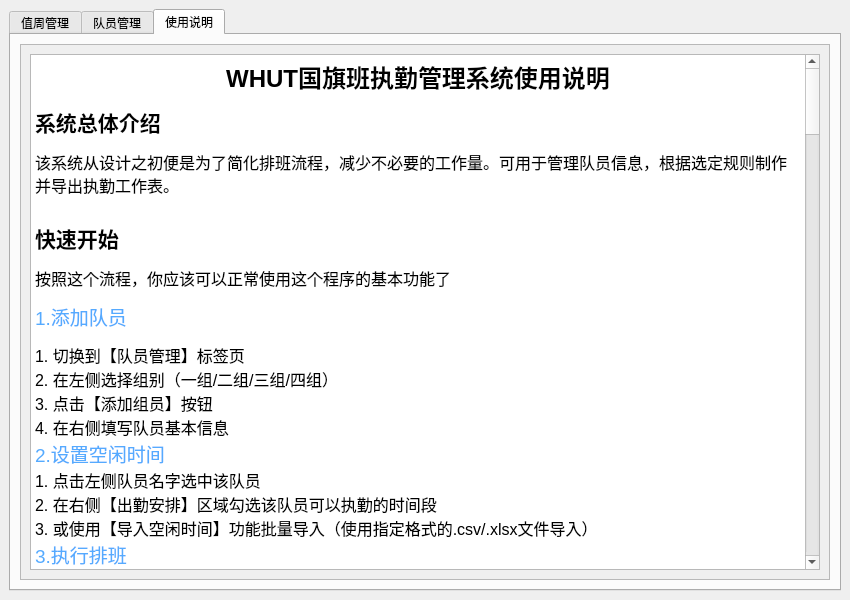
First picture: the form in systemwindow.ui, repository FY-ming/WHUT-workSystem-window-version, before the edit.
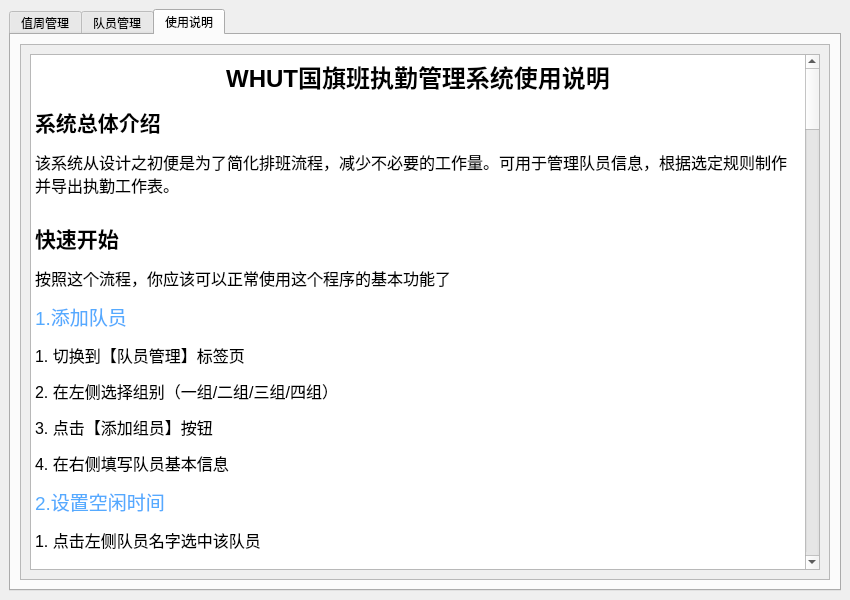
Second picture: the form after the edit. Icons and pictures are not drawn.

Commit message: 更正使用说明模块文字样式显示异常问题，统一文本样式

Diff of the .ui file:
```diff
--- a/systemwindow.ui
+++ b/systemwindow.ui
@@ -1460,38 +1460,38 @@
 &lt;p style=&quot; margin-top:12px; margin-bottom:12px; margin-left:0px; margin-right:0px; -qt-block-indent:0; text-indent:0px;&quot;&gt;&lt;span style=&quot; font-size:16pt; font-weight:700;&quot;&gt;快速开始&lt;/span&gt;&lt;/p&gt;
 &lt;p style=&quot; margin-top:12px; margin-bottom:12px; margin-left:0px; margin-right:0px; -qt-block-indent:0; text-indent:0px;&quot;&gt;&lt;span style=&quot; font-size:12pt;&quot;&gt;按照这个流程，你应该可以正常使用这个程序的基本功能了&lt;/span&gt;&lt;/p&gt;
 &lt;p style=&quot; margin-top:12px; margin-bottom:12px; margin-left:0px; margin-right:0px; -qt-block-indent:0; text-indent:0px;&quot;&gt;&lt;span style=&quot; font-size:14pt; color:#55aaff;&quot;&gt;1.添加队员&lt;/span&gt;&lt;/p&gt;
-&lt;p style=&quot; margin-top:0px; margin-bottom:0px; margin-left:0px; margin-right:0px; -qt-block-indent:0; text-indent:0px;&quot;&gt;&lt;span style=&quot; font-size:12pt;&quot;&gt;1. 切换到【队员管理】标签页&lt;/span&gt;&lt;/p&gt;
-&lt;p style=&quot; margin-top:0px; margin-bottom:0px; margin-left:0px; margin-right:0px; -qt-block-indent:0; text-indent:0px;&quot;&gt;&lt;span style=&quot; font-size:12pt;&quot;&gt;2. 在左侧选择组别（一组/二组/三组/四组）&lt;/span&gt;&lt;/p&gt;
-&lt;p style=&quot; margin-top:0px; margin-bottom:0px; margin-left:0px; margin-right:0px; -qt-block-indent:0; text-indent:0px;&quot;&gt;&lt;span style=&quot; font-size:12pt;&quot;&gt;3. 点击【添加组员】按钮&lt;/span&gt;&lt;/p&gt;
-&lt;p style=&quot; margin-top:0px; margin-bottom:0px; margin-left:0px; margin-right:0px; -qt-block-indent:0; text-indent:0px;&quot;&gt;&lt;span style=&quot; font-size:12pt;&quot;&gt;4. 在右侧填写队员基本信息&lt;/span&gt;&lt;/p&gt;
-&lt;p style=&quot; margin-top:0px; margin-bottom:0px; margin-left:0px; margin-right:0px; -qt-block-indent:0; text-indent:0px;&quot;&gt;&lt;span style=&quot; font-size:14pt; color:#55aaff;&quot;&gt;2.设置空闲时间&lt;/span&gt;&lt;/p&gt;
-&lt;p style=&quot; margin-top:0px; margin-bottom:0px; margin-left:0px; margin-right:0px; -qt-block-indent:0; text-indent:0px;&quot;&gt;&lt;span style=&quot; font-size:12pt;&quot;&gt;1. 点击左侧队员名字选中该队员&lt;/span&gt;&lt;/p&gt;
-&lt;p style=&quot; margin-top:0px; margin-bottom:0px; margin-left:0px; margin-right:0px; -qt-block-indent:0; text-indent:0px;&quot;&gt;&lt;span style=&quot; font-size:12pt;&quot;&gt;2. 在右侧【出勤安排】区域勾选该队员可以执勤的时间段&lt;/span&gt;&lt;/p&gt;
-&lt;p style=&quot; margin-top:0px; margin-bottom:0px; margin-left:0px; margin-right:0px; -qt-block-indent:0; text-indent:0px;&quot;&gt;&lt;span style=&quot; font-size:12pt;&quot;&gt;3. 或使用【导入空闲时间】功能批量导入（使用指定格式的.csv/.xlsx文件导入）&lt;/span&gt;&lt;/p&gt;
-&lt;p style=&quot; margin-top:0px; margin-bottom:0px; margin-left:0px; margin-right:0px; -qt-block-indent:0; text-indent:0px;&quot;&gt;&lt;span style=&quot; font-size:14pt; color:#55aaff;&quot;&gt;3.执行排班&lt;/span&gt;&lt;/p&gt;
-&lt;p style=&quot; margin-top:0px; margin-bottom:0px; margin-left:0px; margin-right:0px; -qt-block-indent:0; text-indent:0px;&quot;&gt;&lt;span style=&quot; font-size:12pt;&quot;&gt;1. 切换到【值周管理】标签页&lt;/span&gt;&lt;/p&gt;
-&lt;p style=&quot; margin-top:0px; margin-bottom:0px; margin-left:0px; margin-right:0px; -qt-block-indent:0; text-indent:0px;&quot;&gt;&lt;span style=&quot; font-size:12pt;&quot;&gt;2. 选择排班模式（常规模式/监督模式等）&lt;/span&gt;&lt;/p&gt;
-&lt;p style=&quot; margin-top:0px; margin-bottom:0px; margin-left:0px; margin-right:0px; -qt-block-indent:0; text-indent:0px;&quot;&gt;&lt;span style=&quot; font-size:12pt;&quot;&gt;3. 点击【排班】按钮&lt;/span&gt;&lt;/p&gt;
-&lt;p style=&quot; margin-top:0px; margin-bottom:0px; margin-left:0px; margin-right:0px; -qt-block-indent:0; text-indent:0px;&quot;&gt;&lt;span style=&quot; font-size:12pt;&quot;&gt;4. 查看生成的排班表和统计信息&lt;/span&gt;&lt;/p&gt;
-&lt;p style=&quot; margin-top:0px; margin-bottom:0px; margin-left:0px; margin-right:0px; -qt-block-indent:0; text-indent:0px;&quot;&gt;&lt;span style=&quot; font-size:14pt; color:#55aaff;&quot;&gt;4.导出表格&lt;/span&gt;&lt;/p&gt;
-&lt;p style=&quot; margin-top:0px; margin-bottom:0px; margin-left:0px; margin-right:0px; -qt-block-indent:0; text-indent:0px;&quot;&gt;&lt;span style=&quot; font-size:12pt;&quot;&gt;1. 点击【导出表格】按钮&lt;/span&gt;&lt;/p&gt;
-&lt;p style=&quot; margin-top:0px; margin-bottom:0px; margin-left:0px; margin-right:0px; -qt-block-indent:0; text-indent:0px;&quot;&gt;&lt;span style=&quot; font-size:12pt;&quot;&gt;2. 选择保存位置和文件名&lt;/span&gt;&lt;/p&gt;
-&lt;p style=&quot; margin-top:0px; margin-bottom:0px; margin-left:0px; margin-right:0px; -qt-block-indent:0; text-indent:0px;&quot;&gt;&lt;span style=&quot; font-size:12pt;&quot;&gt;3. 等待导出完成（会显示进度提示）&lt;/span&gt;&lt;/p&gt;
-&lt;p style=&quot; margin-top:0px; margin-bottom:0px; margin-left:0px; margin-right:0px; -qt-block-indent:0; text-indent:0px;&quot;&gt;&lt;span style=&quot; font-size:12pt;&quot;&gt;4. 在导出完成后，你将可以重新进行排表&lt;/span&gt;&lt;/p&gt;
+&lt;p style=&quot; margin-top:12px; margin-bottom:12px; margin-left:0px; margin-right:0px; -qt-block-indent:0; text-indent:0px;&quot;&gt;&lt;span style=&quot; font-size:12pt;&quot;&gt;1. 切换到【队员管理】标签页&lt;/span&gt;&lt;/p&gt;
+&lt;p style=&quot; margin-top:12px; margin-bottom:12px; margin-left:0px; margin-right:0px; -qt-block-indent:0; text-indent:0px;&quot;&gt;&lt;span style=&quot; font-size:12pt;&quot;&gt;2. 在左侧选择组别（一组/二组/三组/四组）&lt;/span&gt;&lt;/p&gt;
+&lt;p style=&quot; margin-top:12px; margin-bottom:12px; margin-left:0px; margin-right:0px; -qt-block-indent:0; text-indent:0px;&quot;&gt;&lt;span style=&quot; font-size:12pt;&quot;&gt;3. 点击【添加组员】按钮&lt;/span&gt;&lt;/p&gt;
+&lt;p style=&quot; margin-top:12px; margin-bottom:12px; margin-left:0px; margin-right:0px; -qt-block-indent:0; text-indent:0px;&quot;&gt;&lt;span style=&quot; font-size:12pt;&quot;&gt;4. 在右侧填写队员基本信息&lt;/span&gt;&lt;/p&gt;
+&lt;p style=&quot; margin-top:12px; margin-bottom:12px; margin-left:0px; margin-right:0px; -qt-block-indent:0; text-indent:0px;&quot;&gt;&lt;span style=&quot; font-size:14pt; color:#55aaff;&quot;&gt;2.设置空闲时间&lt;/span&gt;&lt;/p&gt;
+&lt;p style=&quot; margin-top:12px; margin-bottom:12px; margin-left:0px; margin-right:0px; -qt-block-indent:0; text-indent:0px;&quot;&gt;&lt;span style=&quot; font-size:12pt;&quot;&gt;1. 点击左侧队员名字选中该队员&lt;/span&gt;&lt;/p&gt;
+&lt;p style=&quot; margin-top:12px; margin-bottom:12px; margin-left:0px; margin-right:0px; -qt-block-indent:0; text-indent:0px;&quot;&gt;&lt;span style=&quot; font-size:12pt;&quot;&gt;2. 在右侧【出勤安排】区域勾选该队员可以执勤的时间段&lt;/span&gt;&lt;/p&gt;
+&lt;p style=&quot; margin-top:12px; margin-bottom:12px; margin-left:0px; margin-right:0px; -qt-block-indent:0; text-indent:0px;&quot;&gt;&lt;span style=&quot; font-size:12pt;&quot;&gt;3. 或使用【导入空闲时间】功能批量导入（使用指定格式的.csv/.xlsx文件导入）&lt;/span&gt;&lt;/p&gt;
+&lt;p style=&quot; margin-top:12px; margin-bottom:12px; margin-left:0px; margin-right:0px; -qt-block-indent:0; text-indent:0px;&quot;&gt;&lt;span style=&quot; font-size:14pt; color:#55aaff;&quot;&gt;3.执行排班&lt;/span&gt;&lt;/p&gt;
+&lt;p style=&quot; margin-top:12px; margin-bottom:12px; margin-left:0px; margin-right:0px; -qt-block-indent:0; text-indent:0px;&quot;&gt;&lt;span style=&quot; font-size:12pt;&quot;&gt;1. 切换到【值周管理】标签页&lt;/span&gt;&lt;/p&gt;
+&lt;p style=&quot; margin-top:12px; margin-bottom:12px; margin-left:0px; margin-right:0px; -qt-block-indent:0; text-indent:0px;&quot;&gt;&lt;span style=&quot; font-size:12pt;&quot;&gt;2. 选择排班模式（常规模式/监督模式等）&lt;/span&gt;&lt;/p&gt;
+&lt;p style=&quot; margin-top:12px; margin-bottom:12px; margin-left:0px; margin-right:0px; -qt-block-indent:0; text-indent:0px;&quot;&gt;&lt;span style=&quot; font-size:12pt;&quot;&gt;3. 点击【排班】按钮&lt;/span&gt;&lt;/p&gt;
+&lt;p style=&quot; margin-top:12px; margin-bottom:12px; margin-left:0px; margin-right:0px; -qt-block-indent:0; text-indent:0px;&quot;&gt;&lt;span style=&quot; font-size:12pt;&quot;&gt;4. 查看生成的排班表和统计信息&lt;/span&gt;&lt;/p&gt;
+&lt;p style=&quot; margin-top:12px; margin-bottom:12px; margin-left:0px; margin-right:0px; -qt-block-indent:0; text-indent:0px;&quot;&gt;&lt;span style=&quot; font-size:14pt; color:#55aaff;&quot;&gt;4.导出表格&lt;/span&gt;&lt;/p&gt;
+&lt;p style=&quot; margin-top:12px; margin-bottom:12px; margin-left:0px; margin-right:0px; -qt-block-indent:0; text-indent:0px;&quot;&gt;&lt;span style=&quot; font-size:12pt;&quot;&gt;1. 点击【导出表格】按钮&lt;/span&gt;&lt;/p&gt;
+&lt;p style=&quot; margin-top:12px; margin-bottom:12px; margin-left:0px; margin-right:0px; -qt-block-indent:0; text-indent:0px;&quot;&gt;&lt;span style=&quot; font-size:12pt;&quot;&gt;2. 选择保存位置和文件名&lt;/span&gt;&lt;/p&gt;
+&lt;p style=&quot; margin-top:12px; margin-bottom:12px; margin-left:0px; margin-right:0px; -qt-block-indent:0; text-indent:0px;&quot;&gt;&lt;span style=&quot; font-size:12pt;&quot;&gt;3. 等待导出完成（会显示进度提示）&lt;/span&gt;&lt;/p&gt;
+&lt;p style=&quot; margin-top:12px; margin-bottom:12px; margin-left:0px; margin-right:0px; -qt-block-indent:0; text-indent:0px;&quot;&gt;&lt;span style=&quot; font-size:12pt;&quot;&gt;4. 在导出完成后，你将可以重新进行排表&lt;/span&gt;&lt;/p&gt;
+&lt;p style=&quot;-qt-paragraph-type:empty; margin-top:12px; margin-bottom:12px; margin-left:0px; margin-right:0px; -qt-block-indent:0; text-indent:0px; font-size:12pt;&quot;&gt;&lt;br /&gt;&lt;/p&gt;
+&lt;p style=&quot; margin-top:12px; margin-bottom:12px; margin-left:0px; margin-right:0px; -qt-block-indent:0; text-indent:0px;&quot;&gt;&lt;span style=&quot; font-size:14pt; color:#55aaff;&quot;&gt;额外补充1：历史回退&lt;/span&gt;&lt;/p&gt;
+&lt;p style=&quot; margin-top:12px; margin-bottom:12px; margin-left:0px; margin-right:0px; -qt-block-indent:0; text-indent:0px;&quot;&gt;&lt;span style=&quot; font-size:12pt;&quot;&gt;如果对于生成的表格结果不满意，可以进行历史回退。当然，这需要一点方法，希望你能认真看完这篇说明文档，然后再选择是否使用它。&lt;/span&gt;&lt;/p&gt;
+&lt;p style=&quot;-qt-paragraph-type:empty; margin-top:12px; margin-bottom:12px; margin-left:0px; margin-right:0px; -qt-block-indent:0; text-indent:0px; font-size:12pt;&quot;&gt;&lt;br /&gt;&lt;/p&gt;
+&lt;p style=&quot; margin-top:12px; margin-bottom:12px; margin-left:0px; margin-right:0px; -qt-block-indent:0; text-indent:0px;&quot;&gt;&lt;span style=&quot; font-size:12pt;&quot;&gt;我在设计程序之初为了保证任务分配尽可能公平，本意是计划每一周只生成一次表格同时不允许回退，以保证队员执勤的次数与表格内容保持完全一致，所以传统使用方法是在完成一次表格绘制导出文件后才允许下一次制表。但是随着使用过程，我意识到哪怕这样限制依然会产生诸多问题，比如：在同一周制作多份表格并全部导出，最后只用一份。这样，系统中的队员执勤次数信息和真实的执勤信息是不一致的。为了解决这一问题，我才引入了回退的功能，但是，也需要操作者按照指定的顺序操作才能正确地记录队员执勤次数。对于队员之间私下交换任务时间，那我也无能为力了。&lt;/span&gt;&lt;/p&gt;
+&lt;p style=&quot;-qt-paragraph-type:empty; margin-top:12px; margin-bottom:12px; margin-left:0px; margin-right:0px; -qt-block-indent:0; text-indent:0px; font-size:12pt;&quot;&gt;&lt;br /&gt;&lt;/p&gt;
+&lt;p style=&quot; margin-top:12px; margin-bottom:12px; margin-left:0px; margin-right:0px; -qt-block-indent:0; text-indent:0px;&quot;&gt;&lt;span style=&quot; font-size:12pt;&quot;&gt;总之，如果你想正确使用这个功能，请按照以下顺序执行：&lt;/span&gt;&lt;/p&gt;
+&lt;p style=&quot; margin-top:12px; margin-bottom:12px; margin-left:0px; margin-right:0px; -qt-block-indent:0; text-indent:0px;&quot;&gt;&lt;span style=&quot; font-size:12pt;&quot;&gt;1.假设你已经至少完成了一次制表，此时历史记录里应该有至少一条记录A&lt;/span&gt;&lt;/p&gt;
+&lt;p style=&quot; margin-top:12px; margin-bottom:12px; margin-left:0px; margin-right:0px; -qt-block-indent:0; text-indent:0px;&quot;&gt;&lt;span style=&quot; font-size:12pt;&quot;&gt;2.你又进行了一次制表（不论你是重进程序还是恢复按键完成的这一步），此时会产生第二条记录B&lt;/span&gt;&lt;/p&gt;
+&lt;p style=&quot; margin-top:12px; margin-bottom:12px; margin-left:0px; margin-right:0px; -qt-block-indent:0; text-indent:0px;&quot;&gt;&lt;span style=&quot; font-size:12pt;&quot;&gt;3.如果你对这次的表格结果不满意，我希望你能够回退到记录A的历史记录后再重新制表，这样程序就不会记录你的记录B制表时对所有队员执勤次数产生的影响。当然，记录B程序也会记录下来。&lt;/span&gt;&lt;/p&gt;
+&lt;p style=&quot; margin-top:12px; margin-bottom:12px; margin-left:0px; margin-right:0px; -qt-block-indent:0; text-indent:0px;&quot;&gt;&lt;span style=&quot; font-size:12pt;&quot;&gt;所以，为了你可以随时回到不同的历史时刻，请不要随意删除历史记录，那样很糟糕。&lt;/span&gt;&lt;/p&gt;
 &lt;p style=&quot;-qt-paragraph-type:empty; margin-top:0px; margin-bottom:0px; margin-left:0px; margin-right:0px; -qt-block-indent:0; text-indent:0px; font-size:12pt;&quot;&gt;&lt;br /&gt;&lt;/p&gt;
-&lt;p style=&quot; margin-top:0px; margin-bottom:0px; margin-left:0px; margin-right:0px; -qt-block-indent:0; text-indent:0px;&quot;&gt;&lt;span style=&quot; font-size:14pt; color:#55aaff;&quot;&gt;额外补充1：历史回退&lt;/span&gt;&lt;/p&gt;
-&lt;p style=&quot; margin-top:0px; margin-bottom:0px; margin-left:0px; margin-right:0px; -qt-block-indent:0; text-indent:0px;&quot;&gt;&lt;span style=&quot; font-size:12pt;&quot;&gt;如果对于生成的表格结果不满意，可以进行历史回退。当然，这需要一点方法，希望你能认真看完这篇说明文档，然后再选择是否使用它。&lt;/span&gt;&lt;/p&gt;
-&lt;p style=&quot;-qt-paragraph-type:empty; margin-top:0px; margin-bottom:0px; margin-left:0px; margin-right:0px; -qt-block-indent:0; text-indent:0px; font-size:12pt;&quot;&gt;&lt;br /&gt;&lt;/p&gt;
-&lt;p style=&quot; margin-top:0px; margin-bottom:0px; margin-left:0px; margin-right:0px; -qt-block-indent:0; text-indent:0px;&quot;&gt;&lt;span style=&quot; font-size:12pt;&quot;&gt;我在设计程序之初为了保证任务分配尽可能公平，本意是计划每一周只生成一次表格同时不允许回退，以保证队员执勤的次数与表格内容保持完全一致，所以传统使用方法是在完成一次表格绘制导出文件后才允许下一次制表。但是随着使用过程，我意识到哪怕这样限制依然会产生诸多问题，比如：在同一周制作多份表格并全部导出，最后只用一份。这样，系统中的队员执勤次数信息和真实的执勤信息是不一致的。为了解决这一问题，我才引入了回退的功能，但是，也需要操作者按照指定的顺序操作才能正确地记录队员执勤次数。对于队员之间私下交换任务时间，那我也无能为力了。&lt;/span&gt;&lt;/p&gt;
-&lt;p style=&quot;-qt-paragraph-type:empty; margin-top:0px; margin-bottom:0px; margin-left:0px; margin-right:0px; -qt-block-indent:0; text-indent:0px; font-size:12pt;&quot;&gt;&lt;br /&gt;&lt;/p&gt;
-&lt;p style=&quot; margin-top:0px; margin-bottom:0px; margin-left:0px; margin-right:0px; -qt-block-indent:0; text-indent:0px;&quot;&gt;&lt;span style=&quot; font-size:12pt;&quot;&gt;总之，如果你想正确使用这个功能，请按照以下顺序执行：&lt;/span&gt;&lt;/p&gt;
-&lt;p style=&quot; margin-top:0px; margin-bottom:0px; margin-left:0px; margin-right:0px; -qt-block-indent:0; text-indent:0px;&quot;&gt;&lt;span style=&quot; font-size:12pt;&quot;&gt;1.假设你已经至少完成了一次制表，此时历史记录里应该有至少一条记录A&lt;/span&gt;&lt;/p&gt;
-&lt;p style=&quot; margin-top:0px; margin-bottom:0px; margin-left:0px; margin-right:0px; -qt-block-indent:0; text-indent:0px;&quot;&gt;&lt;span style=&quot; font-size:12pt;&quot;&gt;2.你又进行了一次制表（不论你是重进程序还是恢复按键完成的这一步），此时会产生第二条记录B&lt;/span&gt;&lt;/p&gt;
-&lt;p style=&quot; margin-top:0px; margin-bottom:0px; margin-left:0px; margin-right:0px; -qt-block-indent:0; text-indent:0px;&quot;&gt;&lt;span style=&quot; font-size:12pt;&quot;&gt;3.如果你对这次的表格结果不满意，我希望你能够回退到记录A的历史记录后再重新制表，这样程序就不会记录你的记录B制表时对所有队员执勤次数产生的影响。当然，记录B程序也会记录下来。&lt;/span&gt;&lt;/p&gt;
-&lt;p style=&quot; margin-top:0px; margin-bottom:0px; margin-left:0px; margin-right:0px; -qt-block-indent:0; text-indent:0px;&quot;&gt;&lt;span style=&quot; font-size:12pt;&quot;&gt;所以，为了你可以随时回到不同的历史时刻，请不要随意删除历史记录，那样很糟糕。&lt;/span&gt;&lt;/p&gt;
 &lt;p style=&quot; margin-top:12px; margin-bottom:12px; margin-left:0px; margin-right:0px; -qt-block-indent:0; text-indent:0px;&quot;&gt;&lt;span style=&quot; font-size:14pt; color:#55aaff;&quot;&gt;额外补充2：权限问题&lt;/span&gt;&lt;/p&gt;
-&lt;p style=&quot; margin-top:12px; margin-bottom:12px; margin-left:0px; margin-right:0px; -qt-block-indent:0; text-indent:0px;&quot;&gt;&lt;span style=&quot; font-size:12pt; color:#000000;&quot;&gt;你可能注意到，有的功能现在用不了。这其实是考虑到为了尽可能平衡队员的任务分配，我原本并不打算设置这个功能。不过，我还是清楚这个程序有很多限制是不太合理的，所以我设计了管理员权限，将这些修改功能都开放给你。当然，怎么打开这个权限还是需要你认真看完这个文档后我再告诉你的:)&lt;/span&gt;&lt;/p&gt;
-&lt;p style=&quot;-qt-paragraph-type:empty; margin-top:12px; margin-bottom:12px; margin-left:0px; margin-right:0px; -qt-block-indent:0; text-indent:0px; font-size:12pt; color:#000000;&quot;&gt;&lt;br /&gt;&lt;/p&gt;
+&lt;p style=&quot; margin-top:12px; margin-bottom:12px; margin-left:0px; margin-right:0px; -qt-block-indent:0; text-indent:0px;&quot;&gt;&lt;span style=&quot; font-size:12pt;&quot;&gt;你可能注意到，有的功能现在用不了。这其实是考虑到为了尽可能平衡队员的任务分配，我原本并不打算设置这个功能。不过，我还是清楚这个程序有很多限制是不太合理的，所以我设计了管理员权限，将这些修改功能都开放给你。当然，怎么打开这个权限还是需要你认真看完这个文档后我再告诉你的:)。&lt;/span&gt;&lt;/p&gt;
 &lt;p style=&quot; margin-top:12px; margin-bottom:12px; margin-left:0px; margin-right:0px; -qt-block-indent:0; text-indent:0px;&quot;&gt;&lt;span style=&quot; font-size:16pt; font-weight:700;&quot;&gt;完整介绍&lt;/span&gt;&lt;/p&gt;
 &lt;p style=&quot; margin-top:12px; margin-bottom:12px; margin-left:0px; margin-right:0px; -qt-block-indent:0; text-indent:0px;&quot;&gt;&lt;span style=&quot; font-family:'Consolas','Courier New','monospace'; font-size:14px; font-weight:700; color:#55aaff;&quot;&gt;一、队员管理模块&lt;/span&gt;&lt;/p&gt;
 &lt;p style=&quot; margin-top:12px; margin-bottom:12px; margin-left:0px; margin-right:0px; -qt-block-indent:0; text-indent:0px;&quot;&gt;&lt;span style=&quot; font-size:14pt; color:#55aaff;&quot;&gt;1.1 添队员加新&lt;/span&gt;&lt;/p&gt;
```
